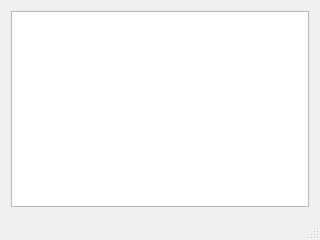
Before: the Qt Designer form ui/mainwindow.ui in arbitrary-dev/home-slave, drawn with Qt 5.
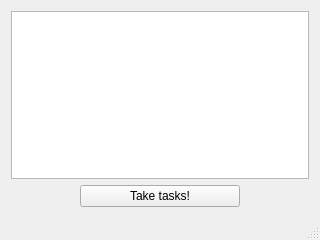
After: the same form once the commit is applied.

Commit message: toggle stage button

```diff
--- a/ui/mainwindow.ui
+++ b/ui/mainwindow.ui
@@ -24,6 +24,25 @@
     <item>
      <widget class="QTableView" name="tableView"/>
     </item>
+    <item alignment="Qt::AlignHCenter">
+     <widget class="QPushButton" name="btnToggleStage">
+      <property name="minimumSize">
+       <size>
+        <width>160</width>
+        <height>0</height>
+       </size>
+      </property>
+      <property name="maximumSize">
+       <size>
+        <width>160</width>
+        <height>16777215</height>
+       </size>
+      </property>
+      <property name="text">
+       <string>Take tasks!</string>
+      </property>
+     </widget>
+    </item>
    </layout>
   </widget>
   <widget class="QStatusBar" name="statusBar"/>
```
The commit also changes 3 other files.
